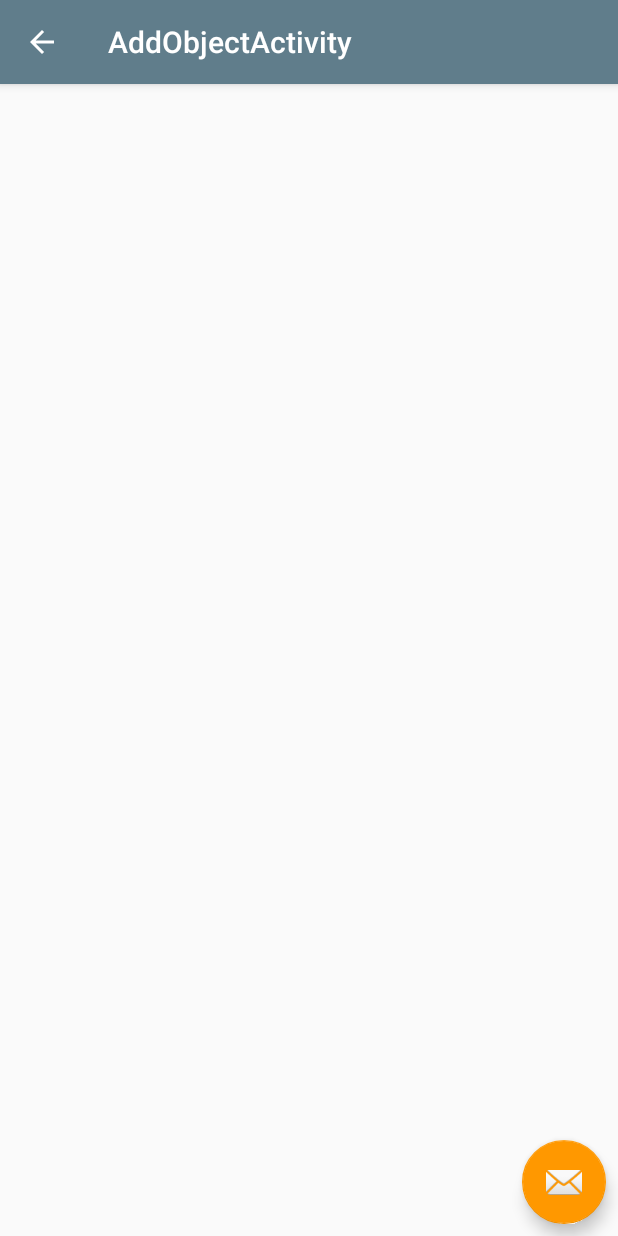
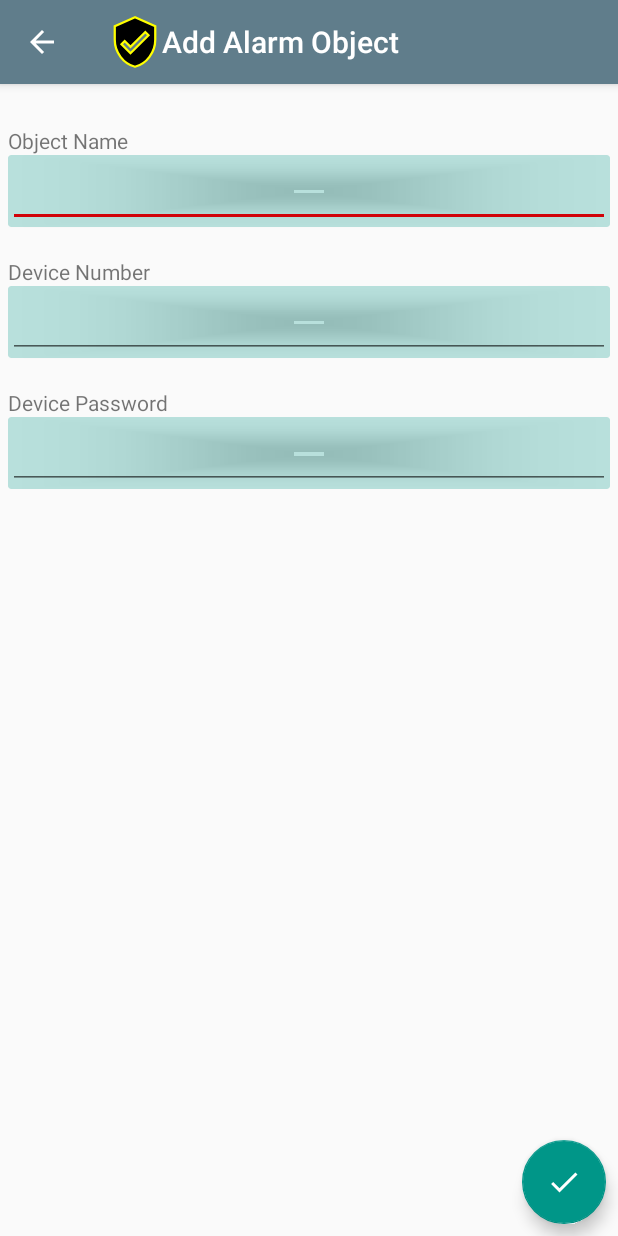
Before and after one commit to mavpokit/RSeriesAlarm, an Android app: the AddObjectActivity screen opened directly, with no data from a screen before it, on a phone screen of 412 x 824 dp. Run offline under Robolectric (Android 15) with nearby library versions, the phone set to English and light mode, and no system bars; our stand-ins replace ButterKnife; 1 statement that could not run was skipped.

Commit message:
add_object_view_design

```diff
--- a/app/build.gradle
+++ b/app/build.gradle
@@ -13,6 +13,7 @@ android {
         versionCode 1
         versionName "1.0"
         testInstrumentationRunner "android.support.test.runner.AndroidJUnitRunner"
+
     }
     buildTypes {
         release {
--- a/app/src/main/AndroidManifest.xml
+++ b/app/src/main/AndroidManifest.xml
@@ -4,7 +4,7 @@
 
     <application
         android:allowBackup="true"
-        android:icon="@drawable/ic_launcher"
+        android:icon="@mipmap/ic_launcher"
         android:label="@string/app_name"
         android:supportsRtl="true"
         android:theme="@style/AppTheme">
@@ -12,6 +12,7 @@
             android:name=".objectlist.ObjectsActivity"
             android:configChanges="orientation|keyboardHidden"
             android:launchMode="singleTop"
+            android:label="@string/objectsTitle"
             android:theme="@style/AppTheme.NoActionBar">
             <intent-filter>
                 <action android:name="android.intent.action.MAIN" />
@@ -24,6 +25,7 @@
             android:configChanges="orientation|keyboardHidden"
             android:label="@string/title_activity_add_object"
             android:parentActivityName=".objectlist.ObjectsActivity"
+            android:windowSoftInputMode="adjustResize"
             android:theme="@style/AppTheme.NoActionBar">
             <meta-data
                 android:name="android.support.PARENT_ACTIVITY"
--- a/app/src/main/java/com/mavpokit/rseriesalarm/addobject/AddObjectActivity.java
+++ b/app/src/main/java/com/mavpokit/rseriesalarm/addobject/AddObjectActivity.java
@@ -1,42 +1,57 @@
 package com.mavpokit.rseriesalarm.addobject;
 
+import android.os.Build;
 import android.os.Bundle;
 import android.support.design.widget.FloatingActionButton;
-import android.support.design.widget.Snackbar;
-import android.support.v4.app.NavUtils;
 import android.support.v7.app.AppCompatActivity;
 import android.support.v7.widget.Toolbar;
-import android.view.MenuItem;
-import android.view.View;
-import android.widget.Toast;
+import android.widget.EditText;
 
 import com.mavpokit.rseriesalarm.Consts;
 import com.mavpokit.rseriesalarm.Injection;
 import com.mavpokit.rseriesalarm.R;
 
 import butterknife.BindView;
+import butterknife.ButterKnife;
 
 public class AddObjectActivity extends AppCompatActivity implements AddObjectContract.View {
 
     AddObjectContract.Presenter presenter;
 
+    @BindView(R.id.editTextObjectName)    EditText editTextObjectName;
+    @BindView(R.id.editTextDeviceNumber)    EditText editTextDeviceNumber;
+    @BindView(R.id.editTextDevicePassword)    EditText editTextDevicePassword;
+
     @Override
     protected void onCreate(Bundle savedInstanceState) {
         super.onCreate(savedInstanceState);
         setContentView(R.layout.activity_add_object);
+        ButterKnife.bind(this);
         Toolbar toolbar = (Toolbar) findViewById(R.id.toolbar);
         setSupportActionBar(toolbar);
         getSupportActionBar().setDisplayHomeAsUpEnabled(true);
+        setLogo(toolbar);
 
         initFab();
 
         presenter = new AddObjectPresenter(this, Injection.provideRepository());
     }
 
+    private void setLogo(Toolbar toolbar) {
+        if (Build.VERSION.SDK_INT>=21)
+            toolbar.setLogo(R.drawable.ic_launcher);
+        else
+            toolbar.setLogo(R.mipmap.ic_launcher);
+    }
+
     private void initFab() {
         FloatingActionButton fab = (FloatingActionButton) findViewById(R.id.fab);
         fab.setOnClickListener(view->{
-            presenter.addObject();
+            presenter.doneClick(
+                    editTextObjectName.getText().toString(),
+                    editTextDeviceNumber.getText().toString(),
+                    editTextDevicePassword.getText().toString()
+            );
         });
     }
 
--- a/app/src/main/java/com/mavpokit/rseriesalarm/addobject/AddObjectContract.java
+++ b/app/src/main/java/com/mavpokit/rseriesalarm/addobject/AddObjectContract.java
@@ -9,6 +9,6 @@ public interface AddObjectContract {
         void closeAndSetResultOk();
     }
     interface Presenter{
-        void addObject();
+        void doneClick(String name, String number, String password);
     }
 }
--- a/app/src/main/java/com/mavpokit/rseriesalarm/addobject/AddObjectPresenter.java
+++ b/app/src/main/java/com/mavpokit/rseriesalarm/addobject/AddObjectPresenter.java
@@ -1,5 +1,6 @@
 package com.mavpokit.rseriesalarm.addobject;
 
+import com.mavpokit.rseriesalarm.data.model.AlarmObject;
 import com.mavpokit.rseriesalarm.data.source.IRepository;
 
 /**
@@ -19,7 +20,9 @@ public class AddObjectPresenter implements AddObjectContract.Presenter {
 
 
     @Override
-    public void addObject() {
+    public void doneClick(String name, String number, String password) {
+        repository.addObject(new AlarmObject(name,number,password));
+
         view.closeAndSetResultOk();
 
     }
--- a/app/src/main/java/com/mavpokit/rseriesalarm/objectlist/ObjectsPresenter.java
+++ b/app/src/main/java/com/mavpokit/rseriesalarm/objectlist/ObjectsPresenter.java
@@ -32,7 +32,7 @@ public class ObjectsPresenter implements ObjectsContract.Presenter {
     @Override
     public void onActivityResult(int requestCode, int resultCode) {
 
-        if (requestCode==Consts.REQUEST_CODE_ADD_OBJECT && requestCode== Consts.RESULT_OK_ADD_OBJECT)
+        if (requestCode==Consts.REQUEST_CODE_ADD_OBJECT && resultCode== Consts.RESULT_OK_ADD_OBJECT)
         {
             List<AlarmObject> alarmObjects = repository.getObjects();
             view.showObjects(alarmObjects);
--- a/app/src/main/res/drawable/ic_done.xml
+++ b/app/src/main/res/drawable/ic_done.xml
@@ -4,6 +4,6 @@
         android:viewportWidth="24.0"
         android:viewportHeight="24.0">
     <path
-        android:fillColor="#FF000000"
+        android:fillColor="#FFFFFFFF"
         android:pathData="M9,16.2L4.8,12l-1.4,1.4L9,19 21,7l-1.4,-1.4L9,16.2z"/>
 </vector>
--- a/app/src/main/res/drawable/ic_launcher.xml
+++ b/app/src/main/res/drawable/ic_launcher.xml
@@ -1,6 +1,6 @@
 <vector xmlns:android="http://schemas.android.com/apk/res/android"
-    android:width="24dp"
-    android:height="24dp"
+    android:width="36dp"
+    android:height="36dp"
     android:viewportHeight="24.0"
     android:viewportWidth="24.0">
 
--- a/app/src/main/res/layout/activity_add_object.xml
+++ b/app/src/main/res/layout/activity_add_object.xml
@@ -29,6 +29,7 @@
         android:layout_height="wrap_content"
         android:layout_gravity="bottom|end"
         android:layout_margin="@dimen/fab_margin"
-        app:srcCompat="@android:drawable/ic_dialog_email" />
+        app:backgroundTint="@color/colorAccentSecondary"
+        android:src="@drawable/ic_done" />
 
 </android.support.design.widget.CoordinatorLayout>
--- a/app/src/main/res/layout/activity_object_list.xml
+++ b/app/src/main/res/layout/activity_object_list.xml
@@ -29,7 +29,7 @@
         android:layout_height="wrap_content"
         android:layout_gravity="bottom|end"
         android:layout_margin="@dimen/fab_margin"
-        app:backgroundTint="@color/colorButton"
+        app:backgroundTint="@color/colorAccentSecondary"
         android:src="@drawable/ic_add" />
 
 </android.support.design.widget.CoordinatorLayout>
--- a/app/src/main/res/layout/content_add_object.xml
+++ b/app/src/main/res/layout/content_add_object.xml
@@ -13,4 +13,79 @@
     tools:context="com.mavpokit.rseriesalarm.addobject.AddObjectActivity"
     tools:showIn="@layout/activity_add_object">
 
+    <LinearLayout
+        android:layout_width="match_parent"
+        android:layout_height="wrap_content"
+        android:layout_marginTop="10dp"
+        android:orientation="vertical">
+
+        <TextView
+            android:layout_width="wrap_content"
+            android:layout_height="wrap_content"
+            android:layout_marginTop="10dp"
+            android:text="Object Name" />
+
+        <android.support.v7.widget.CardView
+            android:layout_width="match_parent"
+            android:layout_height="wrap_content"
+            app:cardElevation="1dp"
+            app:cardBackgroundColor="@color/colorAccentSecondaryLight">
+
+            <EditText
+                android:id="@+id/editTextObjectName"
+                android:layout_width="match_parent"
+                android:layout_height="wrap_content"
+                android:ems="10"
+                android:textSize="20sp"
+                android:maxLength="40"
+                android:inputType="textPersonName" />
+        </android.support.v7.widget.CardView>
+
+        <TextView
+            android:layout_width="wrap_content"
+            android:layout_height="wrap_content"
+            android:layout_marginTop="20dp"
+            android:text="Device Number" />
+
+        <android.support.v7.widget.CardView
+            android:layout_width="match_parent"
+            android:layout_height="wrap_content"
+            app:cardElevation="1dp"
+            app:cardBackgroundColor="@color/colorAccentSecondaryLight">
+
+            <EditText
+                android:id="@+id/editTextDeviceNumber"
+                android:layout_width="match_parent"
+                android:layout_height="wrap_content"
+                android:layout_marginTop="0dp"
+                android:ems="10"
+                android:textSize="20sp"
+                android:maxLength="20"
+                android:inputType="number" />
+        </android.support.v7.widget.CardView>
+
+        <TextView
+            android:layout_width="wrap_content"
+            android:layout_height="wrap_content"
+            android:layout_marginTop="20dp"
+            android:text="Device Password" />
+
+        <android.support.v7.widget.CardView
+            android:layout_width="match_parent"
+            android:layout_height="wrap_content"
+            app:cardElevation="1dp"
+            app:cardBackgroundColor="@color/colorAccentSecondaryLight">
+
+            <EditText
+                android:id="@+id/editTextDevicePassword"
+                android:layout_width="match_parent"
+                android:layout_height="wrap_content"
+                android:layout_marginTop="0dp"
+                android:ems="10"
+                android:textSize="20sp"
+                android:maxLength="4"
+                android:inputType="numberPassword" />
+        </android.support.v7.widget.CardView>
+    </LinearLayout>
+
 </RelativeLayout>
--- a/app/src/main/res/layout/list_item_objects.xml
+++ b/app/src/main/res/layout/list_item_objects.xml
@@ -1,7 +1,7 @@
 <?xml version="1.0" encoding="utf-8"?>
 <android.support.v7.widget.CardView xmlns:android="http://schemas.android.com/apk/res/android"
     xmlns:app="http://schemas.android.com/apk/res-auto"
-    app:cardBackgroundColor="@color/colorButton"
+    app:cardBackgroundColor="@color/colorAccentSecondary"
     android:layout_marginBottom="15sp"
     app:cardCornerRadius="10dp"
     app:cardElevation="7dp"
--- a/app/src/main/res/values/colors.xml
+++ b/app/src/main/res/values/colors.xml
@@ -2,8 +2,10 @@
 <resources>
     <color name="colorPrimary">#607D8B</color>
     <color name="colorPrimaryDark">#37474F</color>
-    <color name="colorAccent">#FF9800</color>
-    <color name="colorButton">#009688</color>
+    <color name="colorPrimaryLight">#7737474F</color>
+    <color name="colorAccent">#d10209</color>
+    <color name="colorAccentSecondary">#009688</color>
+    <color name="colorAccentSecondaryLight">#44009688</color>
     <color name="colorLight">#FFFFFFFF</color>
     <color name="yellow">#FFFF00</color>
 </resources>
--- a/app/src/main/res/values/strings.xml
+++ b/app/src/main/res/values/strings.xml
@@ -2,8 +2,11 @@
     <string name="app_name">R5 Alarm</string>
     <string name="action_settings">Settings</string>
     <string name="objectListActivityName">Alarm object list</string>
-    <string name="title_activity_add_object">AddObjectActivity</string>
+    <string name="title_activity_add_object">Add Alarm Object</string>
     <string name="no_objects_text">No objects. To add object, press \"plus\" button</string>
     <string name="edit_delete_text">To open edit/delete object menu, long tap on object</string>
     <string name="objectsTitle">Alarm object list</string>
+    <string name="object_name">Object Name</string>
+    <string name="device_number">Device number</string>
+    <string name="device_password">Device Password</string>
 </resources>
```
Also changed, not shown: app/src/main/java/com/mavpokit/rseriesalarm/objectlist/ObjectsActivity.java (+12 -2 lines), app/src/main/res/mipmap-hdpi/ic_launcher.png, app/src/main/res/mipmap-mdpi/ic_launcher.png, app/src/main/res/mipmap-xhdpi/ic_launcher.png, app/src/main/res/mipmap-xxhdpi/ic_launcher.png, app/src/main/res/mipmap-xxxhdpi/ic_launcher.png.
